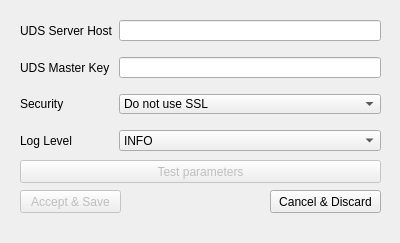
Before: the Qt Designer form actors/src/setup-dialog.ui in VirtualCable/openuds, drawn with Qt 5.
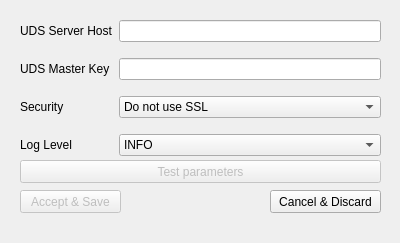
After: the same form once the commit is applied.

```diff
--- a/actors/src/setup-dialog.ui
+++ b/actors/src/setup-dialog.ui
@@ -115,7 +115,7 @@
      <x>20</x>
      <y>20</y>
      <width>361</width>
-     <height>131</height>
+     <height>146</height>
     </rect>
    </property>
    <layout class="QFormLayout" name="formLayout">
```
Left out of the diff: 12 changed lines with no effect on the pictures.
